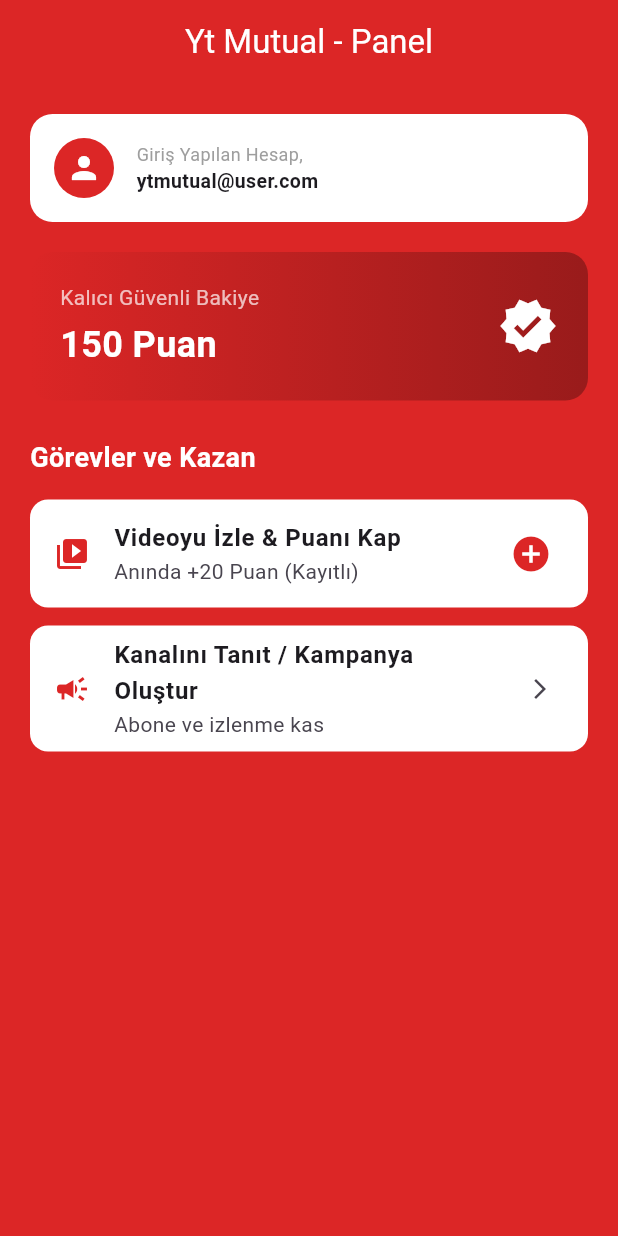
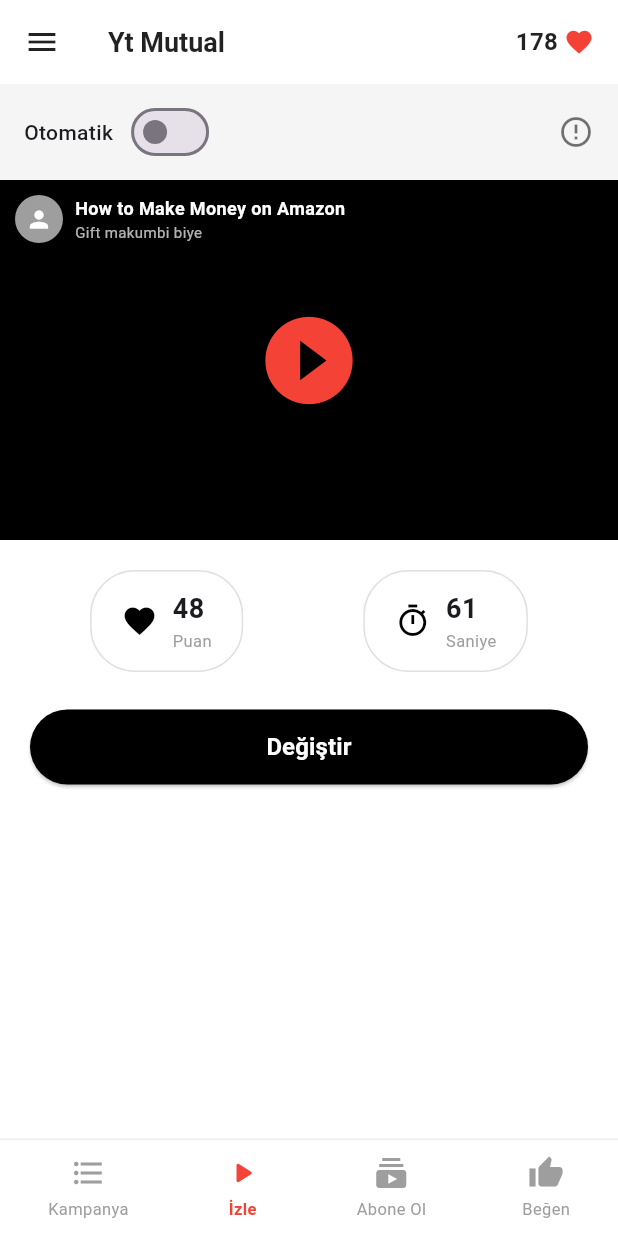
Before and after one commit to mehmetozeldir-netizen/yt-_mutual, a Flutter app: the screen it shows after launch, after a tap on "Google ile Giriş Yap", on a phone screen of 412 x 824 dp. Run offline on Flutter 3.47's test engine with Material 3 defaults, Android fonts, the light colour scheme and no system bars; our stand-ins replace google_sign_in, shared_preferences.

Commit message:
Update main.dart

```diff
--- a/lib/main.dart
+++ b/lib/main.dart
@@ -1,6 +1,6 @@
 import 'package:flutter/material.dart';
 import 'package:google_sign_in/google_sign_in.dart';
-import 'package:shared_preferences/shared_preferences.dart'; // Puanları kalıcı saklamak için
+import 'package:shared_preferences/shared_preferences.dart';
 
 void main() {
   runApp(const YtMutualApp());
@@ -46,9 +46,7 @@ class _SplashScreenState extends State<SplashScreen> {
   @override
   Widget build(BuildContext context) {
     return Scaffold(
-      body: Stack(
-        children: [
-          Center(
+      body: Center(
         child: Column(
           mainAxisAlignment: MainAxisAlignment.center,
           children: [
@@ -86,24 +84,6 @@ class _SplashScreenState extends State<SplashScreen> {
           ],
         ),
       ),
-          const Positioned(
-            bottom: 30,
-            left: 0,
-            right: 0,
-            child: Center(
-              child: Text(
-                'harbyapps',
-                style: TextStyle(
-                  color: Colors.white70,
-                  fontSize: 12,
-                  fontWeight: FontWeight.bold,
-                  letterSpacing: 2.0,
-                ),
-              ),
-            ),
-          ),
-        ],
-      ),
     );
   }
 }
@@ -120,40 +100,8 @@ class _LoginScreenState extends State<LoginScreen> {
   final GoogleSignIn _googleSignIn = GoogleSignIn(scopes: ['email', 'profile']);
 
   Future<void> _handleGoogleSignIn() async {
-    showDialog(
-      context: context,
-      barrierDismissible: false,
-      builder: (BuildContext context) {
-        return Dialog(
-          backgroundColor: const Color(0xFFDC2626),
-          shape: RoundedRectangleBorder(borderRadius: BorderRadius.circular(20)),
-          child: Padding(
-            padding: const EdgeInsets.all(24.0),
-            child: Column(
-              mainAxisSize: MainAxisSize.min,
-              children: const [
-                CircularProgressIndicator(color: Colors.white),
-                SizedBox(height: 20),
-                Text(
-                  'Güvenli Bağlantı Kuruluyor...',
-                  style: TextStyle(color: Colors.white, fontSize: 16, fontWeight: FontWeight.bold),
-                ),
-                SizedBox(height: 8),
-                Text(
-                  'Yt Mutual',
-                  style: TextStyle(color: Colors.white70, fontSize: 14),
-                ),
-              ],
-            ),
-          ),
-        );
-      },
-    );
-
     try {
       final GoogleSignInAccount? account = await _googleSignIn.signIn();
-      if (mounted) Navigator.pop(context);
-
       if (mounted) {
         Navigator.pushReplacement(
           context,
@@ -165,7 +113,6 @@ class _LoginScreenState extends State<LoginScreen> {
         );
       }
     } catch (error) {
-      if (mounted) Navigator.pop(context);
       if (mounted) {
         Navigator.pushReplacement(
           context,
@@ -272,11 +219,6 @@ class _LoginScreenState extends State<LoginScreen> {
                     textAlign: TextAlign.center,
                     style: TextStyle(color: Color(0xFF6B7280), fontSize: 11, height: 1.5),
                   ),
-                  const SizedBox(height: 15),
-                  const Text(
-                    'harbyapps',
-                    style: TextStyle(color: Color(0xFF9CA3AF), fontSize: 11, fontWeight: FontWeight.bold, letterSpacing: 1.5),
-                  ),
                 ],
               ),
             ),
@@ -287,7 +229,7 @@ class _LoginScreenState extends State<LoginScreen> {
   }
 }
 
-// 3. ANA EKRAN VE %100 GÜVENLİ PUAN SİSTEMİ
+// 3. EKRAN GÖRÜNTÜSÜNDEKİ BİREBİR PANELLER
 class DashboardScreen extends StatefulWidget {
   final String userEmail;
   const DashboardScreen({Key? key, required this.userEmail}) : super(key: key);
@@ -297,23 +239,23 @@ class DashboardScreen extends StatefulWidget {
 }
 
 class _DashboardScreenState extends State<DashboardScreen> {
-  int _puan = 150; // Başlangıç bakiyesi
+  int _puan = 178; // Ekran görüntüsündeki başlangıç puanı
+  bool _otomatikMod = false;
+  int _seciliTab = 1; // 0: Kampanya, 1: İzle, 2: Abone Ol, 3: Beğen
 
   @override
   void initState() {
     super.initState();
-    _puaniYukle(); // Uygulama açılır açılmaz kaydedilmiş puanı hafızadan geri yükle
+    _puaniYukle();
   }
 
-  // Puanı telefondaki güvenli hafızadan oku
   Future<void> _puaniYukle() async {
     final prefs = await SharedPreferences.getInstance();
     setState(() {
-      _puan = prefs.getInt('kullanici_puani_${widget.userEmail}') ?? 150;
+      _puan = prefs.getInt('kullanici_puani_${widget.userEmail}') ?? 178;
     });
   }
 
-  // Puanı telefondaki güvenli hafızaya kalıcı olarak kaydet
   Future<void> _puanKaydet(int yeniPuan) async {
     final prefs = await SharedPreferences.getInstance();
     await prefs.setInt('kullanici_puani_${widget.userEmail}', yeniPuan);
@@ -322,105 +264,165 @@ class _DashboardScreenState extends State<DashboardScreen> {
     });
   }
 
-  // Puan Ekleme Örneği (Görev tamamlandığında)
-  void _puanKazan(int eklenecekMiktar) {
-    int guncelPuan = _puan + eklenecekMiktar;
-    _puanKaydet(guncelPuan);
+  void _gorevTamamla() {
+    int yeniBakiye = _puan + 48; // Ekran görüntüsündeki video başına ödül
+    _puanKaydet(yeniBakiye);
     ScaffoldMessenger.of(context).showSnackBar(
-      SnackBar(content: Text('Tebrikler! +$eklenecekMiktar Puan eklendi. Toplam: $guncelPuan Puan')),
+      const SnackBar(content: Text('Tebrikler! +48 Puan eklendi.')),
     );
   }
 
   @override
   Widget build(BuildContext context) {
     return Scaffold(
+      backgroundColor: Colors.white,
       appBar: AppBar(
-        backgroundColor: const Color(0xFFDC2626),
-        title: const Text('Yt Mutual - Panel', style: TextStyle(color: Colors.white)),
-        centerTitle: true,
+        backgroundColor: Colors.white,
         elevation: 0,
+        leading: IconButton(
+          icon: const Icon(Icons.menu, color: Colors.black87),
+          onPressed: () {},
         ),
-      body: Padding(
-        padding: const EdgeInsets.all(20.0),
-        child: Column(
-          crossAxisAlignment: CrossAxisAlignment.start,
-          children: [
-            Container(
-              padding: const EdgeInsets.all(16),
-              decoration: BoxDecoration(
-                color: Colors.white,
-                borderRadius: BorderRadius.circular(15),
+        title: const Text(
+          'Yt Mutual',
+          style: TextStyle(color: Colors.black87, fontWeight: FontWeight.bold, fontSize: 18),
         ),
+        actions: [
+          Padding(
+            padding: const EdgeInsets.only(right: 16.0),
             child: Row(
               children: [
-                  const CircleAvatar(
-                    backgroundColor: Color(0xFFDC2626),
-                    child: Icon(Icons.person, color: Colors.white),
+                Text(
+                  '$_puan',
+                  style: const TextStyle(color: Colors.black87, fontWeight: FontWeight.bold, fontSize: 16),
                 ),
-                  const SizedBox(width: 15),
-                  Expanded(
-                    child: Column(
-                      crossAxisAlignment: CrossAxisAlignment.start,
-                      children: [
-                        const Text('Giriş Yapılan Hesap,', style: TextStyle(color: Colors.grey, fontSize: 12)),
-                        Text(widget.userEmail, style: const TextStyle(fontWeight: FontWeight.bold, fontSize: 13)),
+                const SizedBox(width: 4),
+                const Icon(Icons.favorite, color: Colors.red, size: 20),
               ],
             ),
           ),
         ],
       ),
-            ),
-            const SizedBox(height: 20),
-            // Kalıcı Bakiye Kartı
+      body: Column(
+        children: [
+          // Üst Otomatik Barı
           Container(
-              padding: const EdgeInsets.all(20),
-              decoration: BoxDecoration(
-                gradient: const LinearGradient(colors: [Color(0xFFDC2626), Color(0xFF991B1B)]),
-                borderRadius: BorderRadius.circular(15),
-              ),
+            padding: const EdgeInsets.symmetric(horizontal: 16, vertical: 8),
+            color: Colors.grey[100],
             child: Row(
               mainAxisAlignment: MainAxisAlignment.spaceBetween,
               children: [
-                  Column(
-                    crossAxisAlignment: CrossAxisAlignment.start,
+                Row(
                   children: [
-                      const Text('Kalıcı Güvenli Bakiye', style: TextStyle(color: Colors.white70, fontSize: 14)),
-                      const SizedBox(height: 5),
-                      Text('$_puan Puan', style: const TextStyle(color: Colors.white, fontSize: 24, fontWeight: FontWeight.bold)),
+                    const Text('Otomatik', style: TextStyle(fontWeight: FontWeight.w500, fontSize: 14)),
+                    const SizedBox(width: 8),
+                    Switch(
+                      value: _otomatikMod,
+                      activeColor: Colors.red,
+                      onChanged: (val) {
+                        setState(() {
+                          _otomatikMod = val;
+                        });
+                      },
+                    ),
                   ],
                 ),
-                  const Icon(Icons.verified, color: Colors.white, size: 40),
+                const Icon(Icons.error_outline, color: Colors.black54),
               ],
             ),
           ),
-            const SizedBox(height: 25),
-            const Text('Görevler ve Kazan', style: TextStyle(color: Colors.white, fontSize: 18, fontWeight: FontWeight.bold)),
-            const SizedBox(height: 15),
+
+          // Video İzleme Kartı Alanı
           Expanded(
-              child: ListView(
+            child: SingleChildScrollView(
+              child: Column(
                 children: [
-                  ListTile(
-                    tileColor: Colors.white,
-                    shape: RoundedRectangleBorder(borderRadius: BorderRadius.circular(12)),
-                    leading: const Icon(Icons.video_library, color: Color(0xFFDC2626)),
-                    title: const Text('Videoyu İzle & Puanı Kap', style: TextStyle(fontWeight: FontWeight.bold)),
-                    subtitle: const Text('Anında +20 Puan (Kayıtlı)'),
-                    trailing: const Icon(Icons.add_circle, color: Color(0xFFDC2626), size: 28),
-                    onTap: () => _puanKazan(20),
+                  Stack(
+                    alignment: Alignment.center,
+                    children: [
+                      Container(
+                        height: 240,
+                        width: double.infinity,
+                        color: Colors.black,
+                        child: const Center(
+                          child: Icon(Icons.play_circle_fill, color: Colors.red, size: 70),
                         ),
-                  const SizedBox(height: 12),
-                  ListTile(
-                    tileColor: Colors.white,
-                    shape: RoundedRectangleBorder(borderRadius: BorderRadius.circular(12)),
-                    leading: const Icon(Icons.campaign, color: Color(0xFFDC2626)),
-                    title: const Text('Kanalını Tanıt / Kampanya Oluştur', style: TextStyle(fontWeight: FontWeight.bold)),
-                    subtitle: const Text('Abone ve izlenme kas'),
-                    trailing: const Icon(Icons.arrow_forward_ios, size: 16),
-                    onTap: () {
-                      ScaffoldMessenger.of(context).showSnackBar(
-                        const SnackBar(content: Text('Kampanya yönetimi aktif.')),
-                      );
-                    },
+                      ),
+                      Positioned(
+                        top: 10,
+                        left: 10,
+                        child: Row(
+                          children: [
+                            const CircleAvatar(
+                              radius: 16,
+                              backgroundColor: Colors.grey,
+                              child: Icon(Icons.person, color: Colors.white, size: 18),
+                            ),
+                            const SizedBox(width: 8),
+                            Column(
+                              crossAxisAlignment: CrossAxisAlignment.start,
+                              children: const [
+                                Text(
+                                  'How to Make Money on Amazon',
+                                  style: TextStyle(color: Colors.white, fontWeight: FontWeight.bold, fontSize: 12),
+                                ),
+                                Text(
+                                  'Gift makumbi biye',
+                                  style: TextStyle(color: Colors.white70, fontSize: 10),
+                                ),
+                              ],
+                            ),
+                          ],
+                        ),
+                      ),
+                    ],
+                  ),
+                  const SizedBox(height: 20),
+
+                  // Puan ve Süre Sayaç Kartları
+                  Padding(
+                    padding: const EdgeInsets.symmetric(horizontal: 20.0),
+                    child: Row(
+                      mainAxisAlignment: MainAxisAlignment.spaceAround,
+                      children: [
+                        // Puan Kutusu
+                        Container(
+                          padding: const EdgeInsets.symmetric(vertical: 12, horizontal: 20),
+                          decoration: BoxDecoration(
+                            border: Border.all(color: Colors.grey.shade300),
+                            borderRadius: BorderRadius.circular(30),
+                          ),
+                          child: Row(
+                            children: [
+                              const Icon(Icons.favorite, color: Colors.black, size: 24),
+                              const SizedBox(width: 10),
+                              Column(
+                                crossAxisAlignment: CrossAxisAlignment.start,
+                                children: const [
+                                  Text('48', style: TextStyle(fontWeight: FontWeight.bold, fontSize: 18)),
+                                  Text('Puan', style: TextStyle(color: Colors.grey, fontSize: 11)),
+                                ],
+                              ),
+                            ],
+                          ),
+                        ),
+                        // Süre Kutusu
+                        Container(
+                          padding: const EdgeInsets.symmetric(vertical: 12, horizontal: 20),
+                          decoration: BoxDecoration(
+                            border: Border.all(color: Colors.grey.shade300),
+                            borderRadius: BorderRadius.circular(30),
+                          ),
+                          child: Row(
+                            children: [
+                              const Icon(Icons.timer_outlined, color: Colors.black, size: 24),
+                              const SizedBox(width: 10),
+                              Column(
+                                crossAxisAlignment: CrossAxisAlignment.start,
+                                children: const [
+                                  Text('61', style: TextStyle(fontWeight: FontWeight.bold, fontSize: 18)),
+                                  Text('Saniye', style: TextStyle(color: Colors.grey, fontSize: 11)),
+                                ],
                               ),
                             ],
                           ),
@@ -428,6 +430,79 @@ class _DashboardScreenState extends State<DashboardScreen> {
                       ],
                     ),
                   ),
+                  const SizedBox(height: 25),
+
+                  // Siyah Değiştir Butonu
+                  Padding(
+                    padding: const EdgeInsets.symmetric(horizontal: 20.0),
+                    child: SizedBox(
+                      width: double.infinity,
+                      height: 50,
+                      child: ElevatedButton(
+                        style: ElevatedButton.styleFrom(
+                          backgroundColor: Colors.black,
+                          shape: RoundedRectangleBorder(
+                            borderRadius: BorderRadius.circular(25),
+                          ),
+                        ),
+                        onPressed: _gorevTamamla,
+                        child: const Text(
+                          'Değiştir',
+                          style: TextStyle(color: Colors.white, fontSize: 16, fontWeight: FontWeight.bold),
+                        ),
+                      ),
+                    ),
+                  ),
+                ],
+              ),
+            ),
+          ),
+
+          // Alt Navigasyon Çubuğu (Tab Bar)
+          Container(
+            padding: const EdgeInsets.symmetric(vertical: 10),
+            decoration: BoxDecoration(
+              color: Colors.white,
+              border: Border(top: BorderSide(color: Colors.grey.shade200)),
+            ),
+            child: Row(
+              mainAxisAlignment: MainAxisAlignment.spaceAround,
+              children: [
+                _buildNavItem(Icons.format_list_bulleted, 'Kampanya', 0),
+                _buildNavItem(Icons.play_arrow_rounded, 'İzle', 1),
+                _buildNavItem(Icons.subscriptions, 'Abone Ol', 2),
+                _buildNavItem(Icons.thumb_up, 'Beğen', 3),
+              ],
+            ),
+          ),
+        ],
+      ),
+    );
+  }
+
+  Widget _buildNavItem(IconData icon, String label, int index) {
+    bool isSelected = _seciliTab == index;
+    return GestureDetector(
+      onTap: () {
+        setState(() {
+          _seciliTab = index;
+        });
+      },
+      child: Column(
+        mainAxisSize: MainAxisSize.min,
+        children: [
+          Icon(icon, color: isSelected ? Colors.red : Colors.grey),
+          const SizedBox(height: 4),
+          Text(
+            label,
+            style: TextStyle(
+              color: isSelected ? Colors.red : Colors.grey,
+              fontSize: 11,
+              fontWeight: isSelected ? FontWeight.bold : FontWeight.normal,
+            ),
+          ),
+        ],
+      ),
     );
   }
 }
```
Lines whose indentation alone changed are shown as unchanged.
